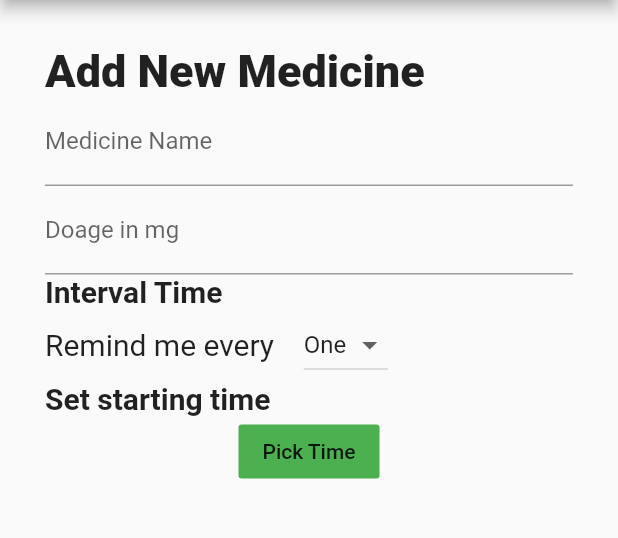
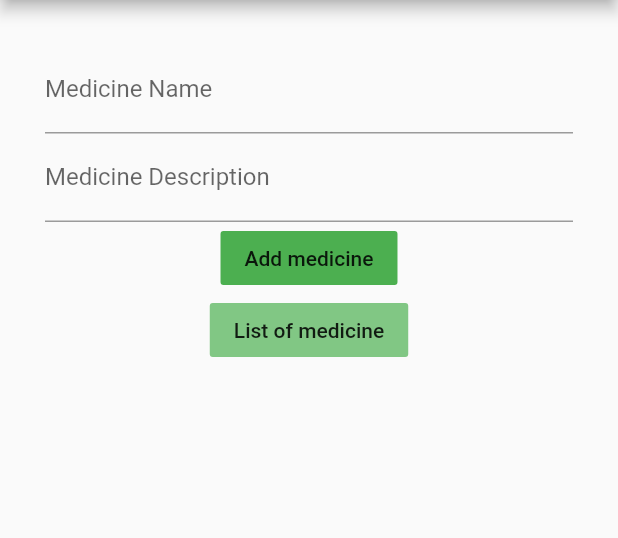
Before and after one commit to zenraiching/healthmonitor, a Flutter app: the screen it shows after launch, on a phone screen of 412 x 824 dp, the part 84-622 px from its top. Run offline on Flutter 3.47's test engine with Material 2 defaults, Android fonts, the phone set to English and light mode, and no system bars; our stand-ins replace sqflite; accounts and stored records are empty.

```diff
--- a/lib/MedicineMonitor/Categories.dart
+++ b/lib/MedicineMonitor/Categories.dart
@@ -1,4 +1,7 @@
 import 'package:flutter/material.dart';
+import 'package:healthmonitor/MedicineMonitor/List.dart';
+import 'package:healthmonitor/models/CategoryModel.dart';
+import 'package:healthmonitor/services/category_service.dart';
 
 class Categories extends StatefulWidget {
   @override
@@ -6,68 +9,42 @@ class Categories extends StatefulWidget {
 }
 
 class _CategoriesState extends State<Categories> {
-  String dropdownValue = 'One';
+  var _editMedicineName = TextEditingController();
+  var _editDescription = TextEditingController();
+  var categoryModel = CategoryModel();
+  var categoryService = CategoryService();
   @override
   Widget build(BuildContext context) {
     return Container(
         padding: EdgeInsets.symmetric(horizontal: 30, vertical: 30),
         child: Column(
           children: [
-            Row(
-              children: [
-                Text(
-                  "Add New Medicine",
-                  style: TextStyle(fontSize: 30, fontWeight: FontWeight.w900),
-                )
-              ],
-            ),
             TextFormField(
               decoration: InputDecoration(labelText: "Medicine Name"),
             ),
             TextFormField(
-              decoration: InputDecoration(labelText: "Doage in mg"),
+              decoration: InputDecoration(labelText: "Medicine Description"),
             ),
-            Row(
-              children: [
-                Text(
-                  "Interval Time",
-                  style: TextStyle(fontSize: 20, fontWeight: FontWeight.w700),
-                )
-              ],
+            FlatButton(
+              onPressed: () async {
+                categoryModel.description = _editDescription.text;
+                categoryModel.name = _editMedicineName.text;
+                var result = await categoryService.saveCategory(categoryModel);
+                print(categoryModel);
+                print(result);
+              },
+              child: Text("Add medicine"),
+              color: Colors.green,
             ),
-            Row(
-              children: [
-                Text(
-                  "Remind me every    ",
-                  style: TextStyle(fontSize: 20),
-                ),
-                DropdownButton(
-                  value: dropdownValue,
-                  items: <String>['One', 'Two', 'Free', 'Four']
-                      .map<DropdownMenuItem<String>>((String value) {
-                    return DropdownMenuItem<String>(
-                      value: value,
-                      child: Text(value),
-                    );
-                  }).toList(),
-                  onChanged: (String newValue) {
-                    setState(() {
-                      dropdownValue = newValue;
-                    });
-                  },
-                )
-              ],
-            ),
-            Row(children: [
-              Text(
-                "Set starting time",
-                style: TextStyle(fontSize: 20, fontWeight: FontWeight.w700),
-              ),
-            ]),
             FlatButton(
-              onPressed: () {},
-              child: Text("Pick Time"),
-              color: Colors.green,
+              onPressed: () {
+                Navigator.push(
+                  context,
+                  MaterialPageRoute(builder: (context) => ListOfCategories()),
+                );
+              },
+              child: Text("List of medicine"),
+              color: Colors.green[300],
             )
           ],
         ));
--- a/lib/main.dart
+++ b/lib/main.dart
@@ -1,6 +1,5 @@
 import 'package:flutter/material.dart';
 import 'package:healthmonitor/MedicineMonitor/Categories.dart';
-import 'package:healthmonitor/MedicineMonitor/Medicine.dart';
 
 void main() {
   runApp(MyApp());
--- a/lib/models/CategoryModel.dart
+++ b/lib/models/CategoryModel.dart
@@ -1,4 +1,4 @@
-class Category {
+class CategoryModel {
   int id;
   String name;
   String description;
--- a/lib/services/medicine_service.dart
+++ b/lib/services/category_service.dart
@@ -1,5 +1,5 @@
 import 'package:healthmonitor/Database/repository.dart';
-import 'package:healthmonitor/Models/CategoryModel.dart';
+import 'package:healthmonitor/models/CategoryModel.dart';
 
 class CategoryService {
   Repository _repository;
@@ -9,7 +9,7 @@ class CategoryService {
   }
 
   // Create data
-  saveCategory(Category category) async {
+  saveCategory(CategoryModel category) async {
     return await _repository.insertData('categories', category.categoryMap());
   }
 
```
Also changed, not shown: lib/MedicineMonitor/List.dart (added, +22 -0 lines).
